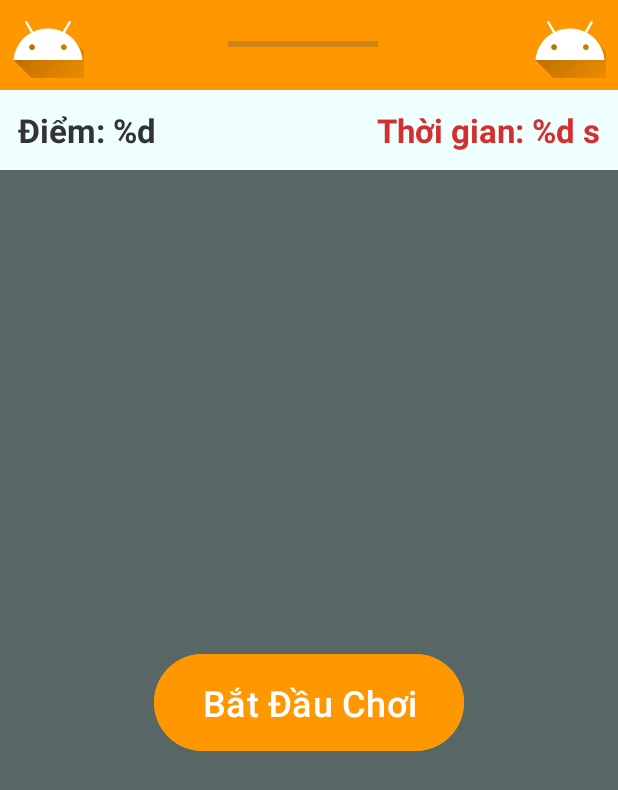
After one commit to dinhanhduc2006-source/Happy-Kids-Learn, an Android app: the layout activity_m3_quick_game.xml on its own in the app's theme, with its tools: preview values and no code run, on a phone screen of 412 x 824 dp. The commit adds this screen. Shown: the top 790 px of the screen. Run offline under Robolectric (Android 15) with nearby library versions, the phone set to English and light mode, and no system bars.

Commit message:
feat(m3): hoàn thiện mini-game Trò chơi nhanh Đập bong bóng bay

```diff
--- a/app/src/main/AndroidManifest.xml
+++ b/app/src/main/AndroidManifest.xml
@@ -86,6 +86,11 @@
             android:exported="false"
             android:screenOrientation="landscape"
             android:label="@string/m3_game_music_title" />
+        <activity
+            android:name=".member3.reflexes.QuickGameActivity"
+            android:exported="false"
+            android:screenOrientation="portrait"
+            android:label="@string/m3_game_reflexes_title" />
     </application>
 
 </manifest>
--- /dev/null
+++ b/app/src/main/java/com/example/happykidlearn/member3/view/BubbleGameView.java
@@ -0,0 +1,241 @@
+package com.example.happykidlearn.member3.view;
+
+import android.content.Context;
+import android.graphics.Canvas;
+import android.graphics.Color;
+import android.graphics.Paint;
+import android.graphics.RadialGradient;
+import android.graphics.Shader;
+import android.util.AttributeSet;
+import android.view.MotionEvent;
+import android.view.View;
+
+import androidx.annotation.Nullable;
+import androidx.core.content.ContextCompat;
+
+import com.example.happykidlearn.R;
+
+import java.util.ArrayList;
+import java.util.Iterator;
+import java.util.List;
+import java.util.Random;
+
+public class BubbleGameView extends View {
+
+    public interface OnBubblePopListener {
+        void onPop();
+    }
+
+    private static class Bubble {
+        float x, y;
+        float radius;
+        float speed;
+        int color;
+        Paint paint;
+
+        Bubble(float x, float y, float radius, float speed, int color) {
+            this.x = x;
+            this.y = y;
+            this.radius = radius;
+            this.speed = speed;
+            this.color = color;
+
+            paint = new Paint(Paint.ANTI_ALIAS_FLAG);
+            paint.setColor(color);
+            paint.setStyle(Paint.Style.FILL);
+            // Hiệu ứng bóng phản chiếu 3D
+            paint.setShader(new RadialGradient(x - radius/3, y - radius/3, radius,
+                    Color.WHITE, color, Shader.TileMode.CLAMP));
+        }
+
+        void updateShader() {
+            paint.setShader(new RadialGradient(x - radius/3, y - radius/3, radius,
+                    Color.WHITE, color, Shader.TileMode.CLAMP));
+        }
+    }
+
+    private static class PopEffect {
+        float x, y;
+        float radius;
+        int alpha;
+        Paint paint;
+
+        PopEffect(float x, float y, float maxRadius, int color) {
+            this.x = x;
+            this.y = y;
+            this.radius = maxRadius / 2;
+            this.alpha = 255;
+
+            paint = new Paint(Paint.ANTI_ALIAS_FLAG);
+            paint.setColor(color);
+            paint.setStyle(Paint.Style.STROKE);
+            paint.setStrokeWidth(6f);
+        }
+    }
+
+    private final List<Bubble> bubbles = new ArrayList<>();
+    private final List<PopEffect> popEffects = new ArrayList<>();
+
+    private boolean isPlaying = false;
+    private final Random random = new Random();
+    private OnBubblePopListener popListener;
+
+    private int[] bubbleColors;
+    private float density;
+    private float touchBufferPx;
+
+    private long lastSpawnTime = 0;
+    private int spawnIntervalMs = 800; // Mặc định 800ms tạo 1 quả mới
+
+    public BubbleGameView(Context context) {
+        super(context);
+        init();
+    }
+
+    public BubbleGameView(Context context, @Nullable AttributeSet attrs) {
+        super(context, attrs);
+        init();
+    }
+
+    private void init() {
+        density = getResources().getDisplayMetrics().density;
+        // 12dp vùng đệm bấm cho trẻ dễ bấm trúng
+        touchBufferPx = 12f * density;
+
+        bubbleColors = new int[]{
+                ContextCompat.getColor(getContext(), R.color.m3_color_red),
+                ContextCompat.getColor(getContext(), R.color.m3_color_orange),
+                ContextCompat.getColor(getContext(), R.color.m3_color_yellow),
+                ContextCompat.getColor(getContext(), R.color.m3_color_green),
+                ContextCompat.getColor(getContext(), R.color.m3_color_blue),
+                ContextCompat.getColor(getContext(), R.color.m3_color_purple),
+                ContextCompat.getColor(getContext(), R.color.m3_color_pink)
+        };
+    }
+
+    public void setOnBubblePopListener(OnBubblePopListener listener) {
+        this.popListener = listener;
+    }
+
+    public void startGame() {
+        if (!isPlaying) {
+            isPlaying = true;
+            lastSpawnTime = System.currentTimeMillis();
+            postInvalidateOnAnimation();
+        }
+    }
+
+    public void pauseGame() {
+        isPlaying = false;
+    }
+
+    public void resetGame() {
+        isPlaying = false;
+        bubbles.clear();
+        popEffects.clear();
+        invalidate();
+    }
+
+    @Override
+    protected void onDraw(Canvas canvas) {
+        super.onDraw(canvas);
+
+        if (getWidth() == 0 || getHeight() == 0) return;
+
+        if (isPlaying) {
+            updateGameState();
+        }
+
+        // Vẽ bong bóng
+        for (Bubble b : bubbles) {
+            canvas.drawCircle(b.x, b.y, b.radius, b.paint);
+        }
+
+        // Vẽ hiệu ứng nổ
+        for (PopEffect p : popEffects) {
+            p.paint.setAlpha(p.alpha);
+            canvas.drawCircle(p.x, p.y, p.radius, p.paint);
+        }
+
+        if (isPlaying || !popEffects.isEmpty()) {
+            postInvalidateOnAnimation();
+        }
+    }
+
+    private void updateGameState() {
+        long currentTime = System.currentTimeMillis();
+
+        // Sinh bóng mới
+        if (currentTime - lastSpawnTime > spawnIntervalMs) {
+            spawnBubble();
+            lastSpawnTime = currentTime;
+            // Tăng tốc độ sinh ngẫu nhiên một chút
+            spawnIntervalMs = 600 + random.nextInt(400);
+        }
+
+        // Di chuyển bóng bay lên
+        Iterator<Bubble> iterator = bubbles.iterator();
+        while (iterator.hasNext()) {
+            Bubble b = iterator.next();
+            b.y -= b.speed;
+            b.updateShader();
+
+            // Xóa bóng đã bay khỏi màn hình trên cùng
+            if (b.y + b.radius < 0) {
+                iterator.remove();
+            }
+        }
+
+        // Cập nhật hiệu ứng nổ
+        Iterator<PopEffect> popIter = popEffects.iterator();
+        while (popIter.hasNext()) {
+            PopEffect p = popIter.next();
+            p.radius += 2f * density;
+            p.alpha -= 15;
+            if (p.alpha <= 0) {
+                popIter.remove();
+            }
+        }
+    }
+
+    private void spawnBubble() {
+        // Bán kính từ 30dp đến 50dp
+        float radius = (30f + random.nextInt(21)) * density;
+        float x = radius + random.nextInt((int) (getWidth() - 2 * radius));
+        float y = getHeight() + radius;
+        // Tốc độ từ 2dp đến 5dp mỗi khung hình
+        float speed = (2f + random.nextFloat() * 3f) * density;
+        int color = bubbleColors[random.nextInt(bubbleColors.length)];
+
+        bubbles.add(new Bubble(x, y, radius, speed, color));
+    }
+
+    @Override
+    public boolean onTouchEvent(MotionEvent event) {
+        if (event.getAction() == MotionEvent.ACTION_DOWN && isPlaying) {
+            float tx = event.getX();
+            float ty = event.getY();
+
+            // Duyệt ngược để ưu tiên bóng vẽ đè trên cùng
+            for (int i = bubbles.size() - 1; i >= 0; i--) {
+                Bubble b = bubbles.get(i);
+                float dx = tx - b.x;
+                float dy = ty - b.y;
+                float distSq = dx * dx + dy * dy;
+                float hitRadius = b.radius + touchBufferPx;
+
+                if (distSq <= hitRadius * hitRadius) {
+                    // Trúng bong bóng!
+                    popEffects.add(new PopEffect(b.x, b.y, b.radius, b.color));
+                    bubbles.remove(i);
+
+                    if (popListener != null) {
+                        popListener.onPop();
+                    }
+                    return true;
+                }
+            }
+        }
+        return super.onTouchEvent(event);
+    }
+}
--- /dev/null
+++ b/app/src/main/res/layout/activity_m3_quick_game.xml
@@ -0,0 +1,122 @@
+<?xml version="1.0" encoding="utf-8"?>
+<RelativeLayout xmlns:android="http://schemas.android.com/apk/res/android"
+    android:layout_width="match_parent"
+    android:layout_height="match_parent"
+    android:background="#E0FFFF">
+
+    <!-- HEADER (Must match BaseGameActivity IDs) -->
+    <RelativeLayout
+        android:id="@+id/layout_header"
+        android:layout_width="match_parent"
+        android:layout_height="60dp"
+        android:background="@color/accent_orange"
+        android:padding="8dp">
+
+        <ImageButton
+            android:id="@+id/btn_header_back"
+            android:layout_width="48dp"
+            android:layout_height="48dp"
+            android:layout_alignParentStart="true"
+            android:background="?selectableItemBackgroundBorderless"
+            android:src="@drawable/ic_launcher_foreground" />
+
+        <TextView
+            android:id="@+id/tv_header_title"
+            android:layout_width="wrap_content"
+            android:layout_height="wrap_content"
+            android:layout_centerVertical="true"
+            android:layout_toEndOf="@id/btn_header_back"
+            android:layout_marginStart="8dp"
+            android:textColor="#FFFFFF"
+            android:textSize="20sp"
+            android:textStyle="bold" />
+
+        <LinearLayout
+            android:layout_width="wrap_content"
+            android:layout_height="wrap_content"
+            android:layout_centerInParent="true"
+            android:gravity="center_vertical"
+            android:orientation="horizontal">
+            <ProgressBar
+                android:id="@+id/pb_header_progress"
+                style="?android:attr/progressBarStyleHorizontal"
+                android:layout_width="100dp"
+                android:layout_height="wrap_content"
+                android:max="100" />
+            <TextView
+                android:id="@+id/tv_header_progress_text"
+                android:layout_width="wrap_content"
+                android:layout_height="wrap_content"
+                android:layout_marginStart="8dp"
+                android:textColor="#FFFFFF" />
+        </LinearLayout>
+
+        <ImageButton
+            android:id="@+id/btn_header_sound"
+            android:layout_width="48dp"
+            android:layout_height="48dp"
+            android:layout_alignParentEnd="true"
+            android:background="?selectableItemBackgroundBorderless"
+            android:src="@drawable/ic_launcher_foreground" />
+    </RelativeLayout>
+
+    <!-- STATUS BAR (Score & Timer) -->
+    <LinearLayout
+        android:id="@+id/layout_status"
+        android:layout_width="match_parent"
+        android:layout_height="wrap_content"
+        android:layout_below="@id/layout_header"
+        android:orientation="horizontal"
+        android:padding="12dp"
+        android:background="#80FFFFFF"
+        android:gravity="center_vertical">
+
+        <TextView
+            android:id="@+id/tv_m3_score"
+            android:layout_width="0dp"
+            android:layout_height="wrap_content"
+            android:layout_weight="1"
+            android:text="@string/m3_lbl_score"
+            android:textSize="22sp"
+            android:textStyle="bold"
+            android:textColor="#333333"/>
+
+        <TextView
+            android:id="@+id/tv_m3_timer"
+            android:layout_width="wrap_content"
+            android:layout_height="wrap_content"
+            android:text="@string/m3_lbl_time"
+            android:textSize="22sp"
+            android:textStyle="bold"
+            android:textColor="#D32F2F"/>
+    </LinearLayout>
+
+    <!-- GAME AREA -->
+    <com.example.happykidlearn.member3.view.BubbleGameView
+        android:id="@+id/view_m3_bubble_game"
+        android:layout_width="match_parent"
+        android:layout_height="match_parent"
+        android:layout_below="@id/layout_status" />
+
+    <!-- OVERLAY START SCREEN -->
+    <RelativeLayout
+        android:id="@+id/layout_m3_start_overlay"
+        android:layout_width="match_parent"
+        android:layout_height="match_parent"
+        android:layout_below="@id/layout_status"
+        android:background="#99000000"
+        android:visibility="visible">
+
+        <Button
+            android:id="@+id/btn_m3_start_game"
+            android:layout_width="wrap_content"
+            android:layout_height="wrap_content"
+            android:layout_centerInParent="true"
+            android:text="@string/m3_btn_start_quick_game"
+            android:textSize="24sp"
+            android:paddingHorizontal="32dp"
+            android:paddingVertical="16dp"
+            android:backgroundTint="@color/accent_orange"
+            android:textColor="#FFFFFF"/>
+    </RelativeLayout>
+</RelativeLayout>
--- a/app/src/main/res/values/strings_m3.xml
+++ b/app/src/main/res/values/strings_m3.xml
@@ -11,4 +11,7 @@
     <string name="m3_btn_clear">Xóa hết</string>
     <string name="m3_btn_undo">Hoàn tác</string>
     <string name="m3_btn_eraser">Tẩy</string>
+    <string name="m3_lbl_score">Điểm: %d</string>
+    <string name="m3_lbl_time">Thời gian: %d s</string>
+    <string name="m3_btn_start_quick_game">Bắt Đầu Chơi</string>
 </resources>
```
Also changed, not shown: app/src/main/java/com/example/happykidlearn/member3/reflexes/QuickGameActivity.java (added, +135 -0 lines).
